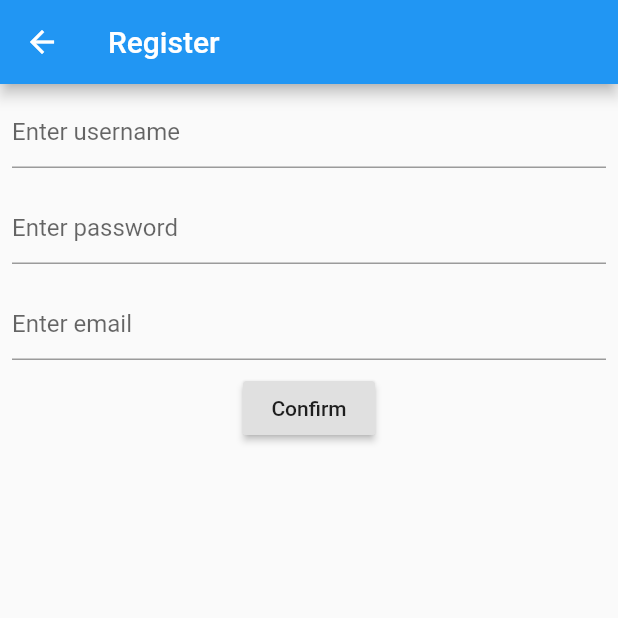
After one commit to joeythegod/SPS_Taiwan_Team01_FrontEnd, a Flutter app: the RegisterPage screen opened by its route, after a tap on "Confirm", on a phone screen of 412 x 824 dp, the top half of it. The commit adds this screen. Run offline on Flutter 3.47's test engine with Material 2 defaults, Android fonts, the phone set to English and light mode, and no system bars; drawn by our look-alikes of flutter_progress_hud; network calls fail.

Commit message:
add register page and post feature

```diff
--- a/lib/fetch.dart
+++ b/lib/fetch.dart
@@ -3,6 +3,9 @@ import 'dart:convert';
 import 'package:http/http.dart' as http;
 
 const url = 'https://5f212e69daa42f00166656c2.mockapi.io/api/v1/getEvents';
+const url2= 'https://5f212e69daa42f00166656c2.mockapi.io/api/v1/username';
+
+
 
 Future<List<Event>> fetchEvent() async {
   final response = await http.get(url);
@@ -20,20 +23,55 @@ Future<List<Event>> fetchEvent() async {
   }
 }
 
+Future<User> createUser(String username, String password, String email) async {
+  final http.Response response = await http.post(
+    url2,
+    headers: <String, String>{
+      'Content-Type': 'application/json; charset=UTF-8',
+    },
+    body: jsonEncode(<String, String>{
+      'username': username,
+      'password': password,
+      'email': email,
+    }),
+  );
+  if (response.statusCode == 201) {
+    return User.fromJson(json.decode(response.body));
+  } else {
+    throw Exception('Failed to create user.');
+  }
+}
+
+class User {
+  final String username;
+  final String password;
+  final String email;
+
+  User({this.username, this.password, this.email});
+
+  factory User.fromJson(Map<String, dynamic> json) {
+    return User(
+      username: json['username'],
+      password: json['password'],
+      email: json['email'],
+    );
+  }
+}
+
 class Event {
   final String id;
   final String title;
-  final DateTime timeStart;
-  final DateTime timeEnd;
+  final DateTime startTime;
+  final DateTime endTime;
 
-  Event({this.id, this.title, this.timeStart, this.timeEnd});
+  Event({this.id, this.title, this.startTime, this.endTime});
 
   factory Event.fromJson(Map<String, dynamic> json) {
     return Event(
       id: json['id'],
       title: json['title'],
-      timeStart: DateTime.fromMicrosecondsSinceEpoch(json['timeStart']*1000),
-      timeEnd: DateTime.fromMicrosecondsSinceEpoch(json['timeEnd']*1000),
+      startTime: DateTime.fromMicrosecondsSinceEpoch(json['startTime']*1000),
+      endTime: DateTime.fromMicrosecondsSinceEpoch(json['endTime']*1000),
     );
   }
 }
--- a/lib/main.dart
+++ b/lib/main.dart
@@ -2,6 +2,7 @@ import "package:flutter/material.dart";
 import "pages/login.dart";
 import "pages/home.dart";
 import "pages/routes.dart";
+import "pages/register.dart";
 
 
 void main() => runApp(myApp());
@@ -17,6 +18,8 @@ class myApp extends StatelessWidget {
       routes: {
         AppRoutes.login: (context) => LoginPage(),
         AppRoutes.home: (context) => MainPage(),
+        AppRoutes.register: (context) => RegisterPage(),
+
       },
       onGenerateRoute: (setting) {
         switch (setting.name) {
--- /dev/null
+++ b/lib/pages/register.dart
@@ -0,0 +1,64 @@
+import 'package:flutter/material.dart';
+import 'package:flutter_progress_hud/flutter_progress_hud.dart';
+import '../fetch.dart';
+
+class RegisterPage extends StatefulWidget {
+  @override
+  _RegisterPageState createState() => _RegisterPageState();
+}
+
+class _RegisterPageState extends State<RegisterPage> {
+  final TextEditingController _controller_username = TextEditingController();
+  final TextEditingController _controller_password = TextEditingController();
+  final TextEditingController _controller_email = TextEditingController();
+  Future<User> _futureUser;
+
+  @override
+  Widget build(BuildContext context) {
+    return ProgressHUD(
+      backgroundColor: Colors.black87,
+      child: Builder(
+        builder: (context) => Scaffold(
+          appBar: AppBar(
+            title: Text("Register"),
+          ),
+          body: SingleChildScrollView(
+            child: Column(
+              children: <Widget>[
+                Padding(
+                  padding: const EdgeInsets.all(8.0),
+                  child: TextField(
+                    controller: _controller_username,
+                    decoration: InputDecoration(hintText: 'Enter username'),
+                  ),
+                ),
+                Padding(
+                  padding: const EdgeInsets.all(8.0),
+                  child: TextField(
+                    controller: _controller_password,
+                    decoration: InputDecoration(hintText: 'Enter password'),
+                  ),
+                ),
+                Padding(
+                  padding: const EdgeInsets.all(8.0),
+                  child: TextField(
+                    controller: _controller_email,
+                    decoration: InputDecoration(hintText: 'Enter email'),
+                  ),
+                ),
+                RaisedButton(
+                  child: Text('Confirm'),
+                  onPressed: () {
+                    setState(() {
+                      _futureUser = createUser(_controller_username.text, _controller_password.text, _controller_email.text);
+                    });
+                  },
+                ),
+              ],
+            ),
+          ),
+        ),
+      ),
+    );
+  }
+}
--- a/lib/pages/routes.dart
+++ b/lib/pages/routes.dart
@@ -1,5 +1,6 @@
 class AppRoutes {
   static const root = "/";
   static const login = "/login";
+  static const register = "/register";
   static const home = "/home";
 }
--- a/pubspec.yaml
+++ b/pubspec.yaml
@@ -26,6 +26,8 @@ dependencies:
   http:
   flutter_calendar_carousel:
   intl: ^0.16.1
+  flutter_progress_hud: ^1.0.2
+
 
 
 
```
Also changed, not shown: lib/pages/event.dart (added, +65 -0 lines), lib/pages/home.dart (+22 -63 lines), lib/pages/login.dart (+44 -8 lines), pubspec.lock.
